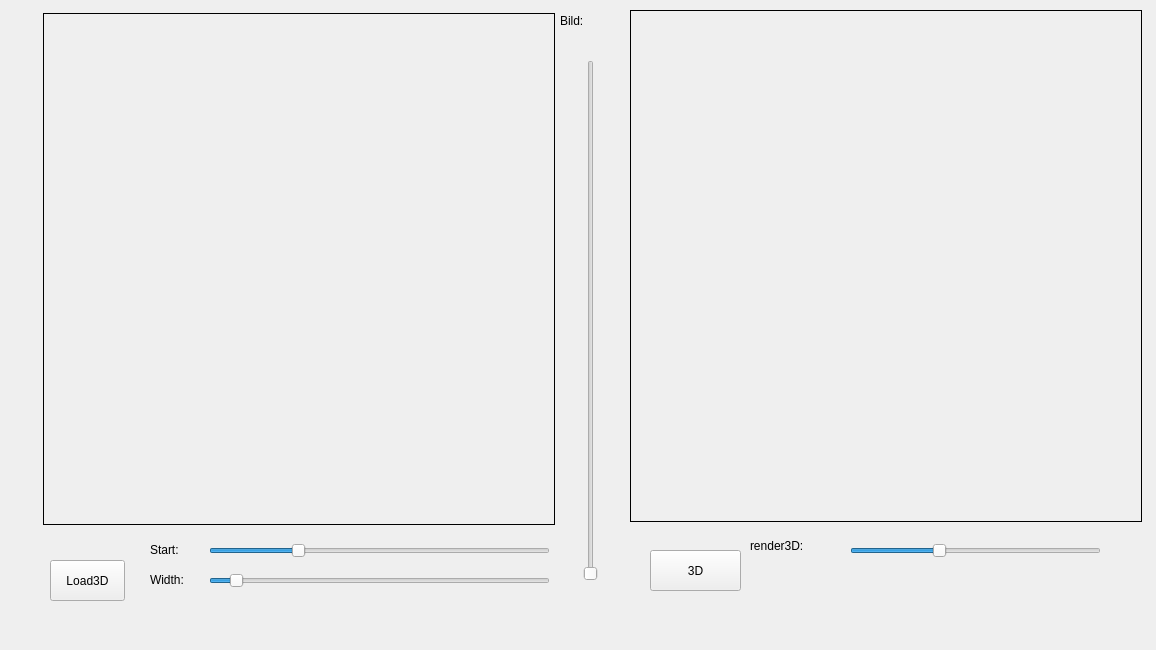
Old version of the form app/widget.ui in the repository jupp-kh/SWEIDM.
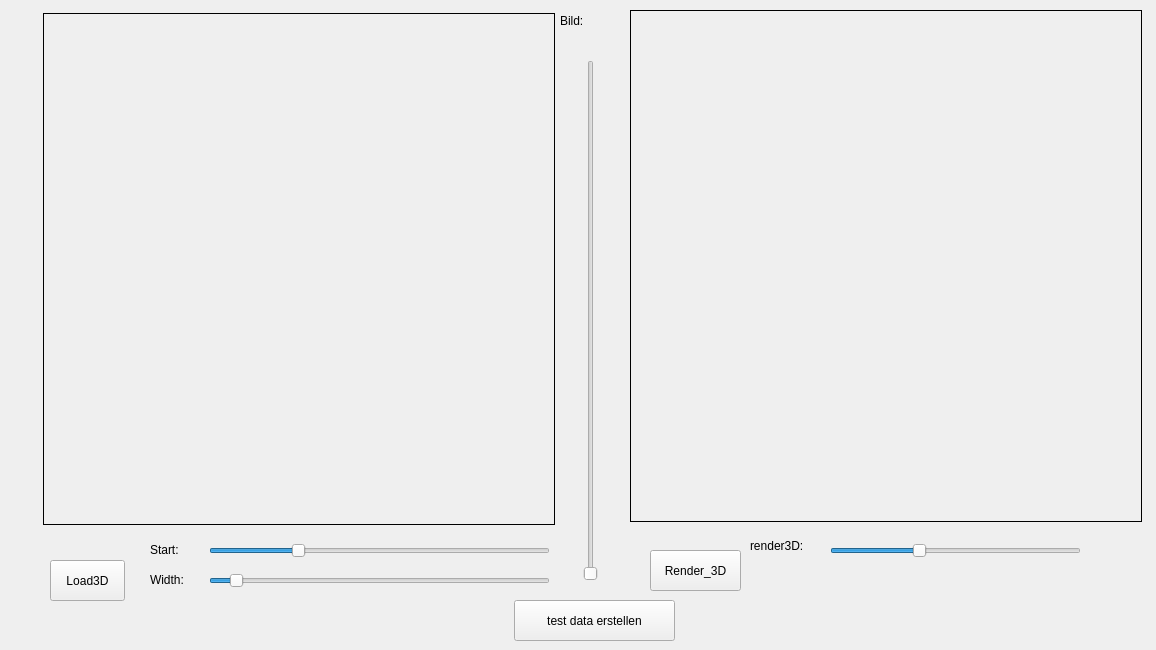
New version of the form.

```diff
--- a/app/widget.ui
+++ b/app/widget.ui
@@ -141,7 +141,7 @@
   <widget class="QSlider" name="horizontalSlider_schwellenwert">
    <property name="geometry">
     <rect>
-     <x>850</x>
+     <x>830</x>
      <y>540</y>
      <width>251</width>
      <height>22</height>
@@ -183,7 +183,7 @@
     </rect>
    </property>
    <property name="text">
-    <string>3D</string>
+    <string>Render_3D</string>
    </property>
   </widget>
   <widget class="QLabel" name="label_3D">
@@ -202,6 +202,19 @@
     <string/>
    </property>
   </widget>
+  <widget class="QPushButton" name="pushButton_test">
+   <property name="geometry">
+    <rect>
+     <x>514</x>
+     <y>600</y>
+     <width>161</width>
+     <height>41</height>
+    </rect>
+   </property>
+   <property name="text">
+    <string>test data erstellen</string>
+   </property>
+  </widget>
  </widget>
  <resources/>
  <connections/>
```
Left out of the diff: 4 changed lines with no effect on the pictures.
